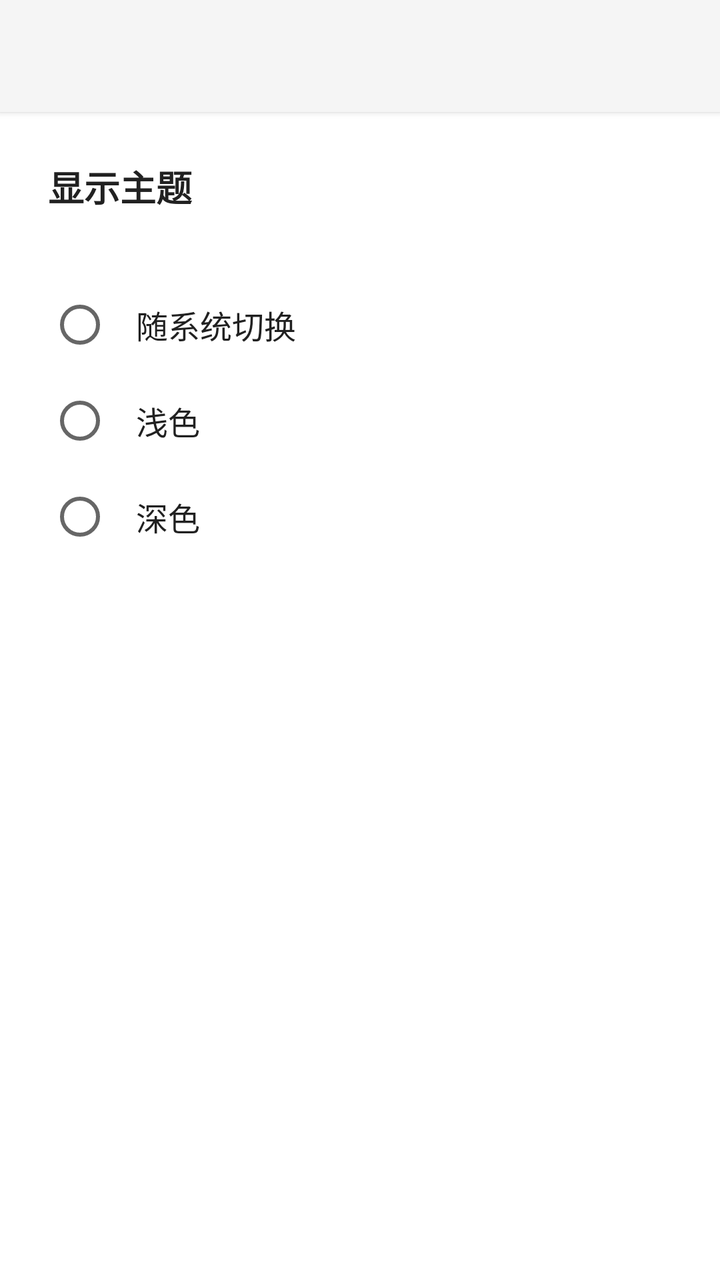
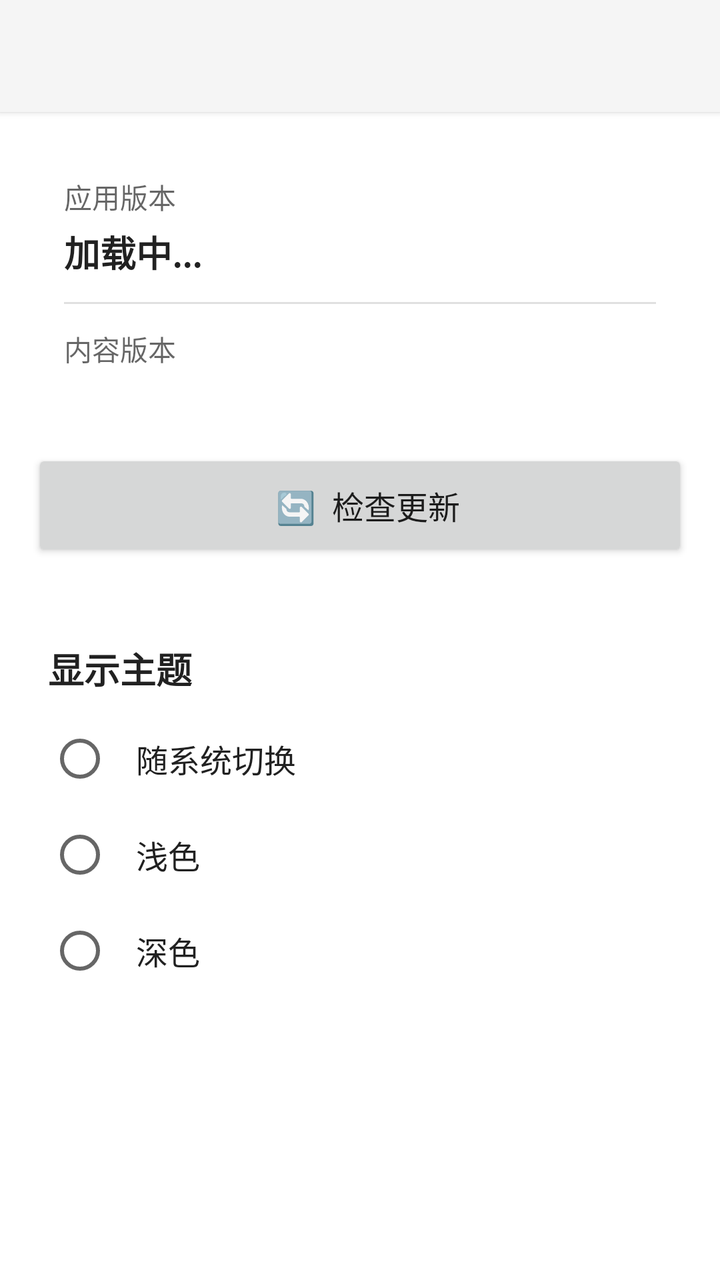

Screens rendered from an Android XML layout before and after an edit, with the pre-edit source and the edit as a unified diff.
<!-- AndroidManifest.xml: application theme AppTheme -->
<!-- res/layout/activity_settings.xml -->
<?xml version="1.0" encoding="utf-8"?>
<LinearLayout xmlns:android="http://schemas.android.com/apk/res/android"
    android:layout_width="match_parent"
    android:layout_height="match_parent"
    android:orientation="vertical">

    <androidx.appcompat.widget.Toolbar
        android:id="@+id/toolbar"
        android:layout_width="match_parent"
        android:layout_height="?attr/actionBarSize"
        android:background="?attr/toolbarColor"
        android:elevation="2dp" />

    <TextView
        android:layout_width="wrap_content"
        android:layout_height="wrap_content"
        android:layout_margin="24dp"
        android:text="显示主题"
        android:textSize="18sp"
        android:textStyle="bold"
        android:textColor="?attr/colorOnSurface" />

    <RadioGroup
        android:id="@+id/theme_group"
        android:layout_width="match_parent"
        android:layout_height="wrap_content"
        android:layout_marginHorizontal="16dp"
        android:padding="8dp">

        <RadioButton
            android:id="@+id/theme_system"
            android:layout_width="match_parent"
            android:layout_height="wrap_content"
            android:padding="12dp"
            android:text="随系统切换"
            android:textColor="?attr/colorOnSurface"
            android:textSize="16sp" />

        <RadioButton
            android:id="@+id/theme_light"
            android:layout_width="match_parent"
            android:layout_height="wrap_content"
            android:padding="12dp"
            android:text="浅色"
            android:textColor="?attr/colorOnSurface"
            android:textSize="16sp" />

        <RadioButton
            android:id="@+id/theme_dark"
            android:layout_width="match_parent"
            android:layout_height="wrap_content"
            android:padding="12dp"
            android:text="深色"
            android:textColor="?attr/colorOnSurface"
            android:textSize="16sp" />

    </RadioGroup>

</LinearLayout>
<!-- resources referenced by this layout -->
<resources>
  <style name="AppTheme" parent="Theme.MaterialComponents.DayNight.NoActionBar">
          <item name="colorPrimary">@color/primary_color</item>
          <item name="colorOnPrimary">@color/on_primary_color</item>
          <item name="colorSurface">@color/surface_color</item>
          <item name="colorOnSurface">@color/on_surface_color</item>
          <item name="colorOnSurfaceVariant">@color/on_surface_variant_color</item>
          <item name="android:statusBarColor">@color/toolbar_color</item>
          <item name="dividerColor">@color/divider_color</item>
          
          <item name="toolbarColor">@color/toolbar_color</item>
          <item name="onToolbarColor">@color/on_toolbar_color</item>
      </style>
  <color name="primary_color">#1976D2</color>
  <color name="on_primary_color">#FFFFFF</color>
  <color name="surface_color">#FAFAFA</color>
  <color name="on_surface_color">#212121</color>
  <color name="on_surface_variant_color">#757575</color>
  <color name="toolbar_color">#F5F5F5</color>
  <color name="divider_color">#E0E0E0</color>
  <color name="on_toolbar_color">#212121</color>
</resources>

<!-- the commit's change to res/layout/activity_settings.xml (unified diff, before → after) -->
@@ -1,59 +1,140 @@
 <?xml version="1.0" encoding="utf-8"?>
-<LinearLayout xmlns:android="http://schemas.android.com/apk/res/android"
+<ScrollView xmlns:android="http://schemas.android.com/apk/res/android"
     android:layout_width="match_parent"
     android:layout_height="match_parent"
-    android:orientation="vertical">
+    android:fillViewport="true">
 
-    <androidx.appcompat.widget.Toolbar
-        android:id="@+id/toolbar"
-        android:layout_width="match_parent"
-        android:layout_height="?attr/actionBarSize"
-        android:background="?attr/toolbarColor"
-        android:elevation="2dp" />
-
-    <TextView
-        android:layout_width="wrap_content"
-        android:layout_height="wrap_content"
-        android:layout_margin="24dp"
-        android:text="显示主题"
-        android:textSize="18sp"
-        android:textStyle="bold"
-        android:textColor="?attr/colorOnSurface" />
-
-    <RadioGroup
-        android:id="@+id/theme_group"
+    <LinearLayout
         android:layout_width="match_parent"
         android:layout_height="wrap_content"
-        android:layout_marginHorizontal="16dp"
-        android:padding="8dp">
+        android:orientation="vertical">
 
-        <RadioButton
-            android:id="@+id/theme_system"
+        <androidx.appcompat.widget.Toolbar
+            android:id="@+id/toolbar"
+            android:layout_width="match_parent"
+            android:layout_height="?attr/actionBarSize"
+            android:background="?attr/toolbarColor"
+            android:elevation="2dp" />
+
+        
+        <LinearLayout
             android:layout_width="match_parent"
             android:layout_height="wrap_content"
-            android:padding="12dp"
-            android:text="随系统切换"
-            android:textColor="?attr/colorOnSurface"
+            android:orientation="vertical"
+            android:layout_margin="16dp"
+            android:padding="16dp"
+            android:background="?attr/cardViewStyle"
+            android:elevation="1dp">
+
+            <TextView
+                android:layout_width="wrap_content"
+                android:layout_height="wrap_content"
+                android:text="应用版本"
+                android:textSize="14sp"
+                android:textColor="?android:attr/textColorSecondary" />
+
+            <TextView
+                android:id="@+id/tv_app_version"
+                android:layout_width="wrap_content"
+                android:layout_height="wrap_content"
+                android:layout_marginTop="4dp"
+                android:text="加载中..."
+                android:textSize="18sp"
+                android:textStyle="bold"
+                android:textColor="?attr/colorOnSurface" />
+
+            <View
+                android:layout_width="match_parent"
+                android:layout_height="1dp"
+                android:background="?android:attr/listDivider"
+                android:layout_marginVertical="12dp" />
+
+            <TextView
+                android:layout_width="wrap_content"
+                android:layout_height="wrap_content"
+                android:text="内容版本"
+                android:textSize="14sp"
+                android:textColor="?android:attr/textColorSecondary" />
+
+            <LinearLayout
+                android:id="@+id/container_book_versions"
+                android:layout_width="match_parent"
+                android:layout_height="wrap_content"
+                android:orientation="vertical"
+                android:layout_marginTop="8dp">
+
+                
+
+            </LinearLayout>
+
+        </LinearLayout>
+
+        
+        <Button
+            android:id="@+id/btn_check_update"
+            android:layout_width="match_parent"
+            android:layout_height="56dp"
+            android:layout_marginHorizontal="16dp"
+            android:text="  🔄  检查更新"
             android:textSize="16sp" />
 
-        <RadioButton
-            android:id="@+id/theme_light"
+        <TextView
+            android:id="@+id/tv_last_check"
             android:layout_width="match_parent"
             android:layout_height="wrap_content"
-            android:padding="12dp"
-            android:text="浅色"
-            android:textColor="?attr/colorOnSurface"
-            android:textSize="16sp" />
+            android:layout_marginHorizontal="16dp"
+            android:layout_marginTop="8dp"
+            android:text=""
+            android:textSize="12sp"
+            android:textColor="?android:attr/textColorSecondary"
+            android:gravity="center" />
 
-        <RadioButton
-            android:id="@+id/theme_dark"
+        
+        <TextView
+            android:layout_width="wrap_content"
+            android:layout_height="wrap_content"
+            android:layout_marginTop="16dp"
+            android:layout_marginStart="24dp"
+            android:text="显示主题"
+            android:textSize="18sp"
+            android:textStyle="bold"
+            android:textColor="?attr/colorOnSurface" />
+
+        <RadioGroup
+            android:id="@+id/theme_group"
             android:layout_width="match_parent"
             android:layout_height="wrap_content"
-            android:padding="12dp"
-            android:text="深色"
-            android:textColor="?attr/colorOnSurface"
-            android:textSize="16sp" />
+            android:layout_marginHorizontal="16dp"
+            android:padding="8dp">
 
-    </RadioGroup>
+            <RadioButton
+                android:id="@+id/theme_system"
+                android:layout_width="match_parent"
+                android:layout_height="wrap_content"
+                android:padding="12dp"
+                android:text="随系统切换"
+                android:textColor="?attr/colorOnSurface"
+                android:textSize="16sp" />
 
-</LinearLayout>
+            <RadioButton
+                android:id="@+id/theme_light"
+                android:layout_width="match_parent"
+                android:layout_height="wrap_content"
+                android:padding="12dp"
+                android:text="浅色"
+                android:textColor="?attr/colorOnSurface"
+                android:textSize="16sp" />
+
+            <RadioButton
+                android:id="@+id/theme_dark"
+                android:layout_width="match_parent"
+                android:layout_height="wrap_content"
+                android:padding="12dp"
+                android:text="深色"
+                android:textColor="?attr/colorOnSurface"
+                android:textSize="16sp" />
+
+        </RadioGroup>
+
+    </LinearLayout>
+</ScrollView>
